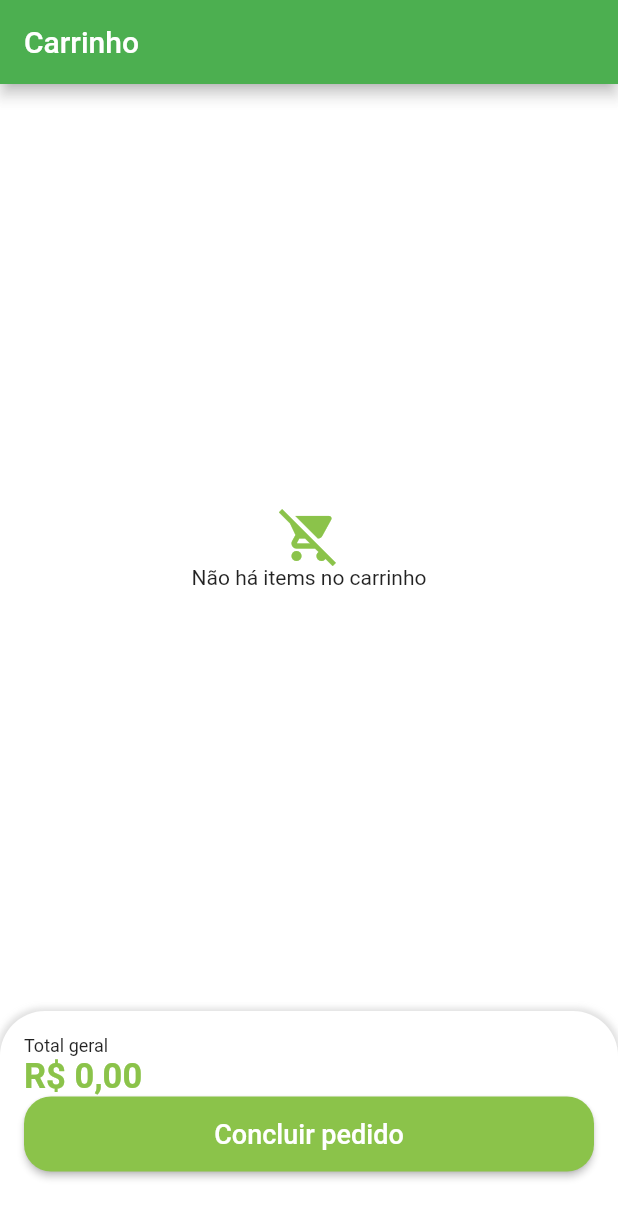
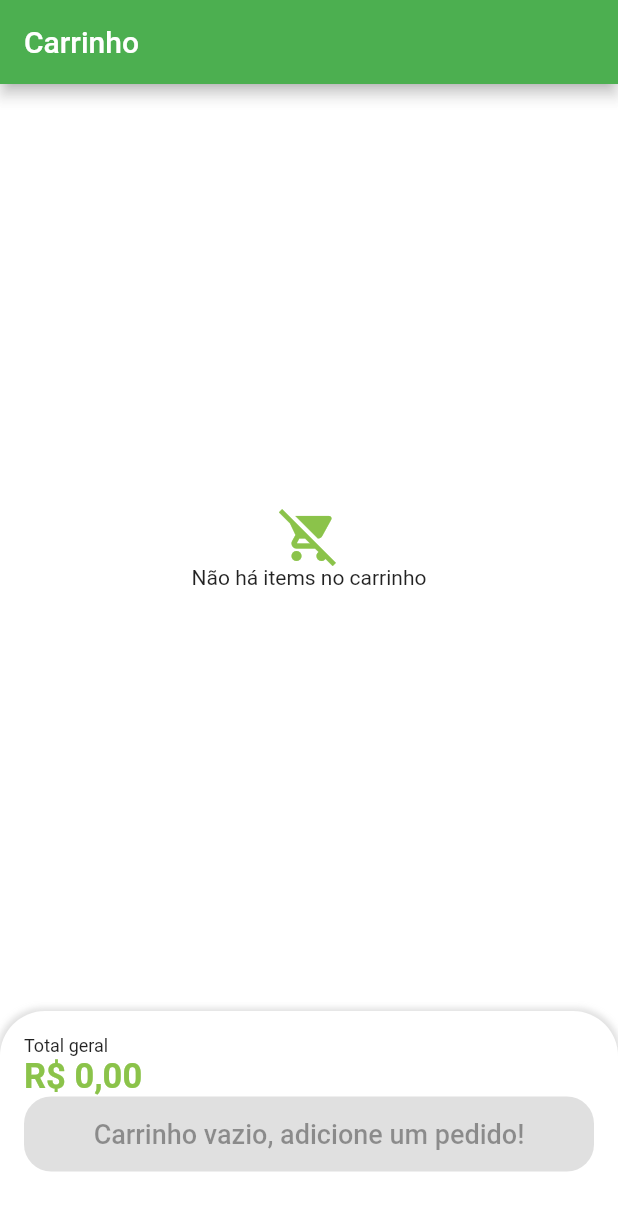
Before and after one commit to AndreLotusDev/GreenGrocerFlutter, a Flutter app: the CartTab screen opened directly, on a phone screen of 412 x 824 dp. Shown: the top 1218 px of the screen. Run offline on Flutter 3.47's test engine with Material 2 defaults, Android fonts, the phone set to English and light mode, and no system bars; our stand-ins replace animated_text_kit, badges, dio, flutter_secure_storage, fluttertoast, freezed_annotation and 3 more; missing offline and left inert: add_to_cart_animation, clipboard; accounts and stored records are empty.

Commit message:
Fixed bug of empty cart being able to finish a checkout

```diff
--- a/lib/src/pages/cart/view/cart_tab.dart
+++ b/lib/src/pages/cart/view/cart_tab.dart
@@ -128,7 +128,8 @@ class _CartTabState extends State<CartTab> {
                             borderRadius: BorderRadius.circular(18),
                           ),
                         ),
-                        onPressed: controller.isCheckoutLoading
+                        onPressed: controller.isCheckoutLoading ||
+                                controller.cartItems.isEmpty
                             ? null
                             : () async {
                                 bool? result = await showOrderConfirmation();
@@ -139,10 +140,17 @@ class _CartTabState extends State<CartTab> {
                               },
                         child: controller.isCheckoutLoading
                             ? const CircularProgressIndicator()
-                            : const Text(
-                                'Concluir pedido',
-                                style: TextStyle(fontSize: 18),
-                              ),
+                            : controller.cartItems.isEmpty
+                                ? const Text(
+                                    'Carrinho vazio, adicione um pedido!',
+                                    style: TextStyle(
+                                      fontSize: 18,
+                                    ),
+                                  )
+                                : const Text(
+                                    'Concluir pedido',
+                                    style: TextStyle(fontSize: 18),
+                                  ),
                       );
                     },
                   ),
```
